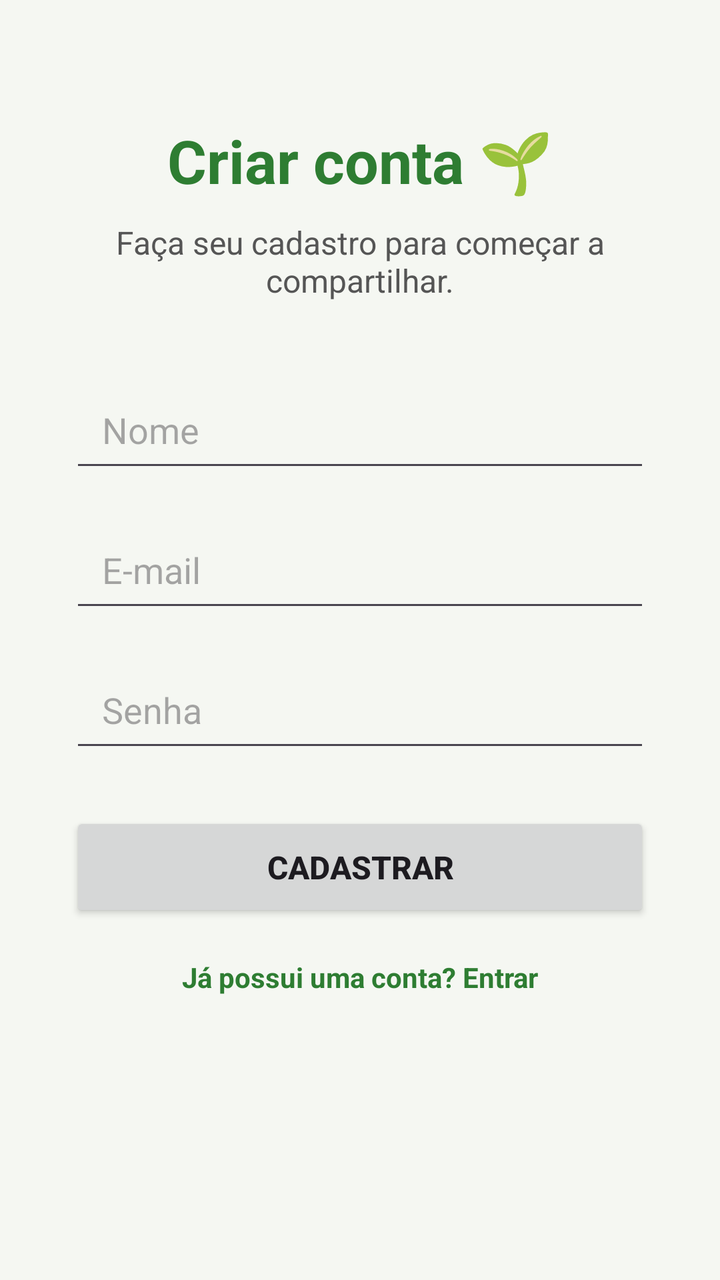
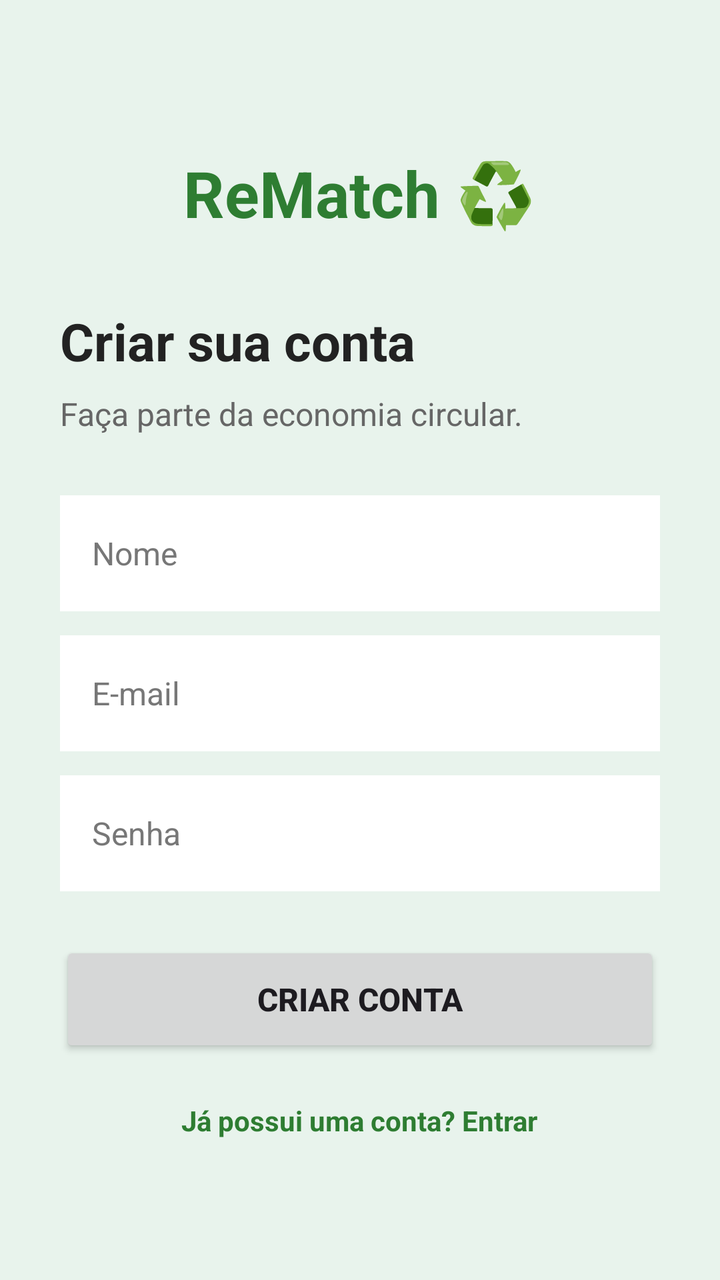

Compare the two renders of this Android layout. The source of the first and the diff that turns it into the second are given below.
<!-- AndroidManifest.xml: application theme Theme.Projeto -->
<!-- res/layout/fragment_second.xml -->
<?xml version="1.0" encoding="utf-8"?>
<androidx.constraintlayout.widget.ConstraintLayout
    xmlns:android="http://schemas.android.com/apk/res/android"
    xmlns:app="http://schemas.android.com/apk/res-auto"
    xmlns:tools="http://schemas.android.com/tools"
    android:layout_width="match_parent"
    android:layout_height="match_parent"
    android:background="#F5F7F2"
    tools:context=".SecondFragment">

    <TextView
        android:id="@+id/tvTituloCadastro"
        android:layout_width="wrap_content"
        android:layout_height="wrap_content"
        android:layout_marginTop="60dp"
        android:text="Criar conta 🌱"
        android:textColor="#2E7D32"
        android:textSize="30sp"
        android:textStyle="bold"
        app:layout_constraintEnd_toEndOf="parent"
        app:layout_constraintStart_toStartOf="parent"
        app:layout_constraintTop_toTopOf="parent" />

    <TextView
        android:id="@+id/tvSubtituloCadastro"
        android:layout_width="0dp"
        android:layout_height="wrap_content"
        android:layout_marginStart="40dp"
        android:layout_marginTop="10dp"
        android:layout_marginEnd="40dp"
        android:gravity="center"
        android:text="Faça seu cadastro para começar a compartilhar."
        android:textColor="#555555"
        android:textSize="16sp"
        app:layout_constraintEnd_toEndOf="parent"
        app:layout_constraintStart_toStartOf="parent"
        app:layout_constraintTop_toBottomOf="@id/tvTituloCadastro" />

    <EditText
        android:id="@+id/edtNome"
        android:layout_width="0dp"
        android:layout_height="55dp"
        android:layout_marginStart="35dp"
        android:layout_marginTop="35dp"
        android:layout_marginEnd="35dp"
        android:hint="Nome"
        android:inputType="textPersonName"
        android:paddingStart="16dp"
        android:paddingEnd="16dp"
        app:layout_constraintEnd_toEndOf="parent"
        app:layout_constraintStart_toStartOf="parent"
        app:layout_constraintTop_toBottomOf="@id/tvSubtituloCadastro" />

    <EditText
        android:id="@+id/edtEmailCadastro"
        android:layout_width="0dp"
        android:layout_height="55dp"
        android:layout_marginStart="35dp"
        android:layout_marginTop="15dp"
        android:layout_marginEnd="35dp"
        android:hint="E-mail"
        android:inputType="textEmailAddress"
        android:paddingStart="16dp"
        android:paddingEnd="16dp"
        app:layout_constraintEnd_toEndOf="parent"
        app:layout_constraintStart_toStartOf="parent"
        app:layout_constraintTop_toBottomOf="@id/edtNome" />

    <EditText
        android:id="@+id/edtSenhaCadastro"
        android:layout_width="0dp"
        android:layout_height="55dp"
        android:layout_marginStart="35dp"
        android:layout_marginTop="15dp"
        android:layout_marginEnd="35dp"
        android:hint="Senha"
        android:inputType="textPassword"
        android:paddingStart="16dp"
        android:paddingEnd="16dp"
        app:layout_constraintEnd_toEndOf="parent"
        app:layout_constraintStart_toStartOf="parent"
        app:layout_constraintTop_toBottomOf="@id/edtEmailCadastro" />

    <Button
        android:id="@+id/btnCadastrar"
        android:layout_width="0dp"
        android:layout_height="55dp"
        android:layout_marginStart="35dp"
        android:layout_marginTop="25dp"
        android:layout_marginEnd="35dp"
        android:text="CADASTRAR"
        android:textSize="16sp"
        android:textStyle="bold"
        app:layout_constraintEnd_toEndOf="parent"
        app:layout_constraintStart_toStartOf="parent"
        app:layout_constraintTop_toBottomOf="@id/edtSenhaCadastro" />

    <TextView
        android:id="@+id/tvVoltarLogin"
        android:layout_width="wrap_content"
        android:layout_height="wrap_content"
        android:layout_marginTop="18dp"
        android:text="Já possui uma conta? Entrar"
        android:textColor="#2E7D32"
        android:textSize="14sp"
        android:textStyle="bold"
        app:layout_constraintEnd_toEndOf="parent"
        app:layout_constraintStart_toStartOf="parent"
        app:layout_constraintTop_toBottomOf="@id/btnCadastrar" />

</androidx.constraintlayout.widget.ConstraintLayout>
<!-- resources referenced by this layout -->
<resources>
  <style name="Theme.Projeto" parent="Base.Theme.Projeto" />
  <style name="Base.Theme.Projeto" parent="Theme.Material3.DayNight.NoActionBar">
          
          
      </style>
</resources>

<!-- the commit's change to res/layout/fragment_second.xml (unified diff, before → after) -->
@@ -1,111 +1,107 @@
 <?xml version="1.0" encoding="utf-8"?>
-<androidx.constraintlayout.widget.ConstraintLayout
+<ScrollView
     xmlns:android="http://schemas.android.com/apk/res/android"
-    xmlns:app="http://schemas.android.com/apk/res-auto"
-    xmlns:tools="http://schemas.android.com/tools"
     android:layout_width="match_parent"
     android:layout_height="match_parent"
-    android:background="#F5F7F2"
-    tools:context=".SecondFragment">
+    android:background="#E8F3EC">
 
-    <TextView
-        android:id="@+id/tvTituloCadastro"
-        android:layout_width="wrap_content"
+    <LinearLayout
+        android:layout_width="match_parent"
         android:layout_height="wrap_content"
-        android:layout_marginTop="60dp"
-        android:text="Criar conta 🌱"
-        android:textColor="#2E7D32"
-        android:textSize="30sp"
-        android:textStyle="bold"
-        app:layout_constraintEnd_toEndOf="parent"
-        app:layout_constraintStart_toStartOf="parent"
-        app:layout_constraintTop_toTopOf="parent" />
+        android:orientation="vertical"
+        android:padding="30dp">
 
-    <TextView
-        android:id="@+id/tvSubtituloCadastro"
-        android:layout_width="0dp"
-        android:layout_height="wrap_content"
-        android:layout_marginStart="40dp"
-        android:layout_marginTop="10dp"
-        android:layout_marginEnd="40dp"
-        android:gravity="center"
-        android:text="Faça seu cadastro para começar a compartilhar."
-        android:textColor="#555555"
-        android:textSize="16sp"
-        app:layout_constraintEnd_toEndOf="parent"
-        app:layout_constraintStart_toStartOf="parent"
-        app:layout_constraintTop_toBottomOf="@id/tvTituloCadastro" />
+        <TextView
+            android:layout_width="wrap_content"
+            android:layout_height="wrap_content"
+            android:layout_gravity="center_horizontal"
+            android:layout_marginTop="45dp"
+            android:text="ReMatch ♻️"
+            android:textColor="#2E7D32"
+            android:textSize="32sp"
+            android:textStyle="bold"/>
 
-    <EditText
-        android:id="@+id/edtNome"
-        android:layout_width="0dp"
-        android:layout_height="55dp"
-        android:layout_marginStart="35dp"
-        android:layout_marginTop="35dp"
-        android:layout_marginEnd="35dp"
-        android:hint="Nome"
-        android:inputType="textPersonName"
-        android:paddingStart="16dp"
-        android:paddingEnd="16dp"
-        app:layout_constraintEnd_toEndOf="parent"
-        app:layout_constraintStart_toStartOf="parent"
-        app:layout_constraintTop_toBottomOf="@id/tvSubtituloCadastro" />
+        <TextView
+            android:id="@+id/tvTituloCadastro"
+            android:layout_width="match_parent"
+            android:layout_height="wrap_content"
+            android:layout_marginTop="35dp"
+            android:text="Criar sua conta"
+            android:textColor="#222222"
+            android:textSize="26sp"
+            android:textStyle="bold"/>
 
-    <EditText
-        android:id="@+id/edtEmailCadastro"
-        android:layout_width="0dp"
-        android:layout_height="55dp"
-        android:layout_marginStart="35dp"
-        android:layout_marginTop="15dp"
-        android:layout_marginEnd="35dp"
-        android:hint="E-mail"
-        android:inputType="textEmailAddress"
-        android:paddingStart="16dp"
-        android:paddingEnd="16dp"
-        app:layout_constraintEnd_toEndOf="parent"
-        app:layout_constraintStart_toStartOf="parent"
-        app:layout_constraintTop_toBottomOf="@id/edtNome" />
+        <TextView
+            android:id="@+id/tvSubtituloCadastro"
+            android:layout_width="match_parent"
+            android:layout_height="wrap_content"
+            android:layout_marginTop="8dp"
+            android:text="Faça parte da economia circular."
+            android:textColor="#666666"
+            android:textSize="16sp"/>
 
-    <EditText
-        android:id="@+id/edtSenhaCadastro"
-        android:layout_width="0dp"
-        android:layout_height="55dp"
-        android:layout_marginStart="35dp"
-        android:layout_marginTop="15dp"
-        android:layout_marginEnd="35dp"
-        android:hint="Senha"
-        android:inputType="textPassword"
-        android:paddingStart="16dp"
-        android:paddingEnd="16dp"
-        app:layout_constraintEnd_toEndOf="parent"
-        app:layout_constraintStart_toStartOf="parent"
-        app:layout_constraintTop_toBottomOf="@id/edtEmailCadastro" />
+        <EditText
+            android:id="@+id/edtNome"
+            android:layout_width="match_parent"
+            android:layout_height="58dp"
+            android:layout_marginTop="30dp"
+            android:background="#FFFFFF"
+            android:hint="Nome"
+            android:textColorHint="#777777"
+            android:inputType="textPersonName"
+            android:paddingStart="16dp"
+            android:paddingEnd="16dp"
+            android:textColor="#222222"
+            android:textSize="16sp" />
 
-    <Button
-        android:id="@+id/btnCadastrar"
-        android:layout_width="0dp"
-        android:layout_height="55dp"
-        android:layout_marginStart="35dp"
-        android:layout_marginTop="25dp"
-        android:layout_marginEnd="35dp"
-        android:text="CADASTRAR"
-        android:textSize="16sp"
-        android:textStyle="bold"
-        app:layout_constraintEnd_toEndOf="parent"
-        app:layout_constraintStart_toStartOf="parent"
-        app:layout_constraintTop_toBottomOf="@id/edtSenhaCadastro" />
+        <EditText
+            android:id="@+id/edtEmailCadastro"
+            android:layout_width="match_parent"
+            android:layout_height="58dp"
+            android:layout_marginTop="12dp"
+            android:background="#FFFFFF"
+            android:hint="E-mail"
+            android:textColorHint="#777777"
+            android:inputType="textEmailAddress"
+            android:paddingStart="16dp"
+            android:paddingEnd="16dp"
+            android:textColor="#222222"
+            android:textSize="16sp" />
 
-    <TextView
-        android:id="@+id/tvVoltarLogin"
-        android:layout_width="wrap_content"
-        android:layout_height="wrap_content"
-        android:layout_marginTop="18dp"
-        android:text="Já possui uma conta? Entrar"
-        android:textColor="#2E7D32"
-        android:textSize="14sp"
-        android:textStyle="bold"
-        app:layout_constraintEnd_toEndOf="parent"
-        app:layout_constraintStart_toStartOf="parent"
-        app:layout_constraintTop_toBottomOf="@id/btnCadastrar" />
+        <EditText
+            android:id="@+id/edtSenhaCadastro"
+            android:layout_width="match_parent"
+            android:layout_height="58dp"
+            android:layout_marginTop="12dp"
+            android:background="#FFFFFF"
+            android:hint="Senha"
+            android:textColorHint="#777777"
+            android:inputType="textPassword"
+            android:paddingStart="16dp"
+            android:paddingEnd="16dp"
+            android:textColor="#222222"
+            android:textSize="16sp" />
 
-</androidx.constraintlayout.widget.ConstraintLayout>
+        <Button
+            android:id="@+id/btnCadastrar"
+            android:layout_width="match_parent"
+            android:layout_height="58dp"
+            android:layout_marginTop="25dp"
+            android:text="CRIAR CONTA"
+            android:textSize="16sp"
+            android:textStyle="bold"/>
+
+        <TextView
+            android:id="@+id/tvVoltarLogin"
+            android:layout_width="wrap_content"
+            android:layout_height="wrap_content"
+            android:layout_gravity="center_horizontal"
+            android:layout_marginTop="22dp"
+            android:text="Já possui uma conta? Entrar"
+            android:textColor="#2E7D32"
+            android:textSize="14sp"
+            android:textStyle="bold"/>
+
+    </LinearLayout>
+
+</ScrollView>
